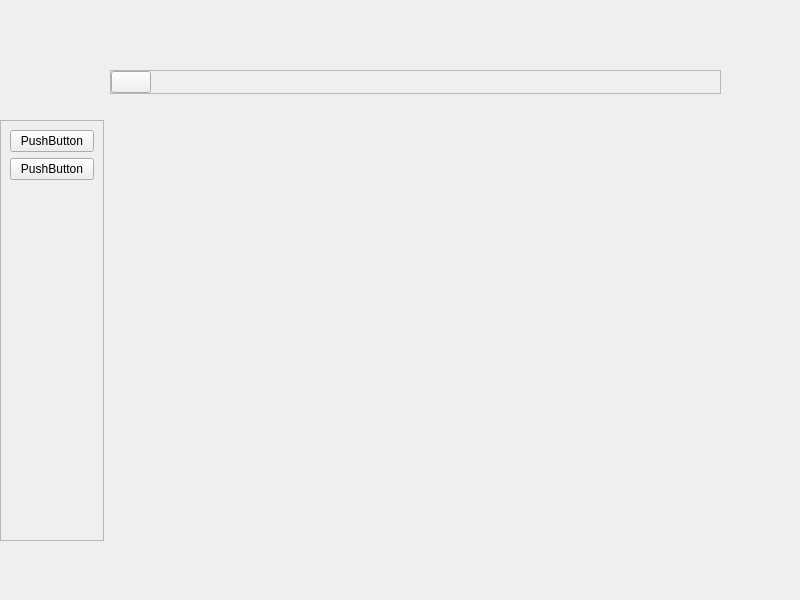
glennnys/Decided, file mainwindow.ui: the form before one commit.
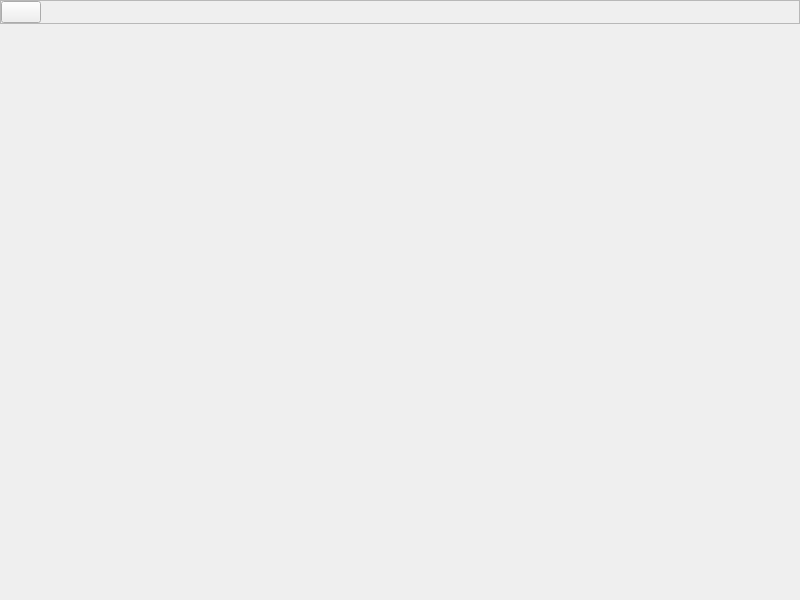
The form after the commit. Icons and pictures are not drawn.

Commit message: Split up layouts and started on backend and menu opening

Patch:
```diff
--- a/mainwindow.ui
+++ b/mainwindow.ui
@@ -14,60 +14,23 @@
    <string>Simealplified</string>
   </property>
   <widget class="QWidget" name="centralwidget">
-   <widget class="QFrame" name="frame_2">
-    <property name="geometry">
-     <rect>
-      <x>0</x>
-      <y>120</y>
-      <width>104</width>
-      <height>421</height>
-     </rect>
-    </property>
-    <property name="frameShape">
-     <enum>QFrame::Shape::StyledPanel</enum>
-    </property>
-    <property name="frameShadow">
-     <enum>QFrame::Shadow::Raised</enum>
-    </property>
     <layout class="QVBoxLayout" name="verticalLayout_2">
-     <item>
-      <widget class="QPushButton" name="pushButton">
-       <property name="text">
-        <string>PushButton</string>
-       </property>
-      </widget>
-     </item>
-     <item>
-      <widget class="QPushButton" name="pushButton_2">
-       <property name="text">
-        <string>PushButton</string>
-       </property>
-      </widget>
-     </item>
-     <item>
-      <spacer name="verticalSpacer">
-       <property name="orientation">
-        <enum>Qt::Orientation::Vertical</enum>
-       </property>
-       <property name="sizeHint" stdset="0">
-        <size>
-         <width>20</width>
-         <height>340</height>
-        </size>
-       </property>
-      </spacer>
-     </item>
-    </layout>
-   </widget>
-   <widget class="QWidget" name="">
-    <property name="geometry">
-     <rect>
-      <x>110</x>
-      <y>70</y>
-      <width>611</width>
-      <height>371</height>
-     </rect>
+    <property name="spacing">
+     <number>0</number>
+    </property>
+    <property name="leftMargin">
+     <number>0</number>
+    </property>
+    <property name="topMargin">
+     <number>0</number>
+    </property>
+    <property name="rightMargin">
+     <number>0</number>
+    </property>
+    <property name="bottomMargin">
+     <number>0</number>
     </property>
+    <item>
     <layout class="QVBoxLayout" name="verticalLayout">
      <item>
       <widget class="QFrame" name="frame">
@@ -101,6 +64,12 @@
           <property name="icon">
            <iconset theme="QIcon::ThemeIcon::FormatJustifyFill"/>
           </property>
+           <property name="iconSize">
+            <size>
+             <width>32</width>
+             <height>32</height>
+            </size>
+           </property>
          </widget>
         </item>
         <item>
@@ -123,7 +92,8 @@
       <widget class="QStackedWidget" name="pages"/>
      </item>
     </layout>
-   </widget>
+    </item>
+   </layout>
   </widget>
  </widget>
  <resources/>
```
Lines whose indentation alone changed are shown as unchanged. The commit also changes 15 other files.
